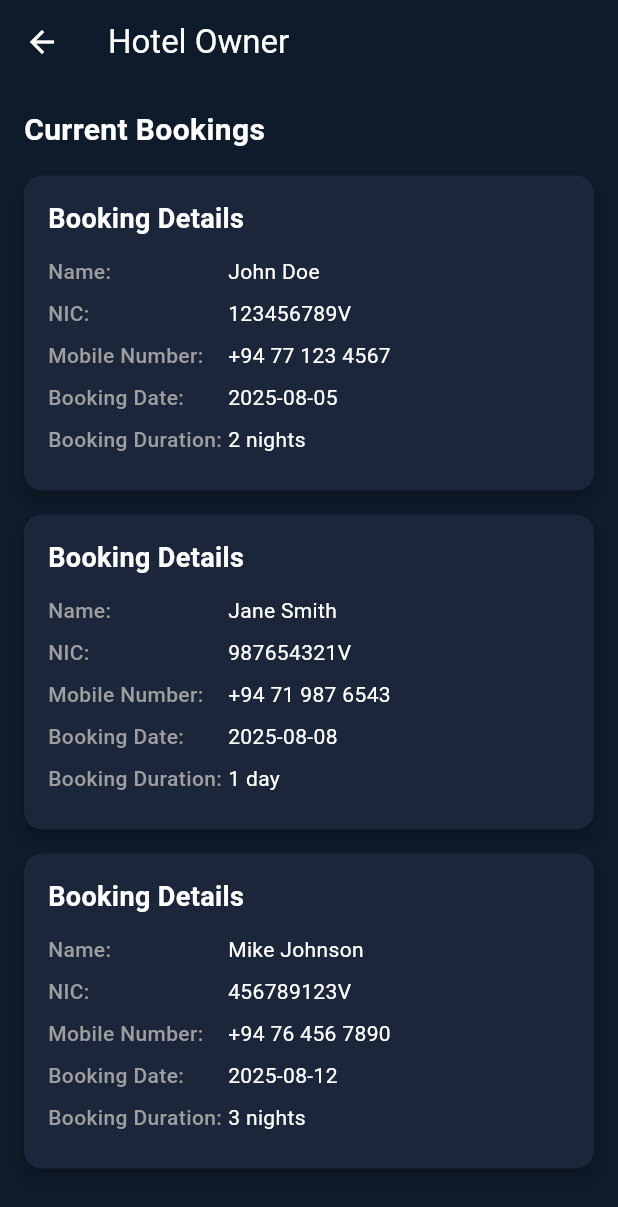
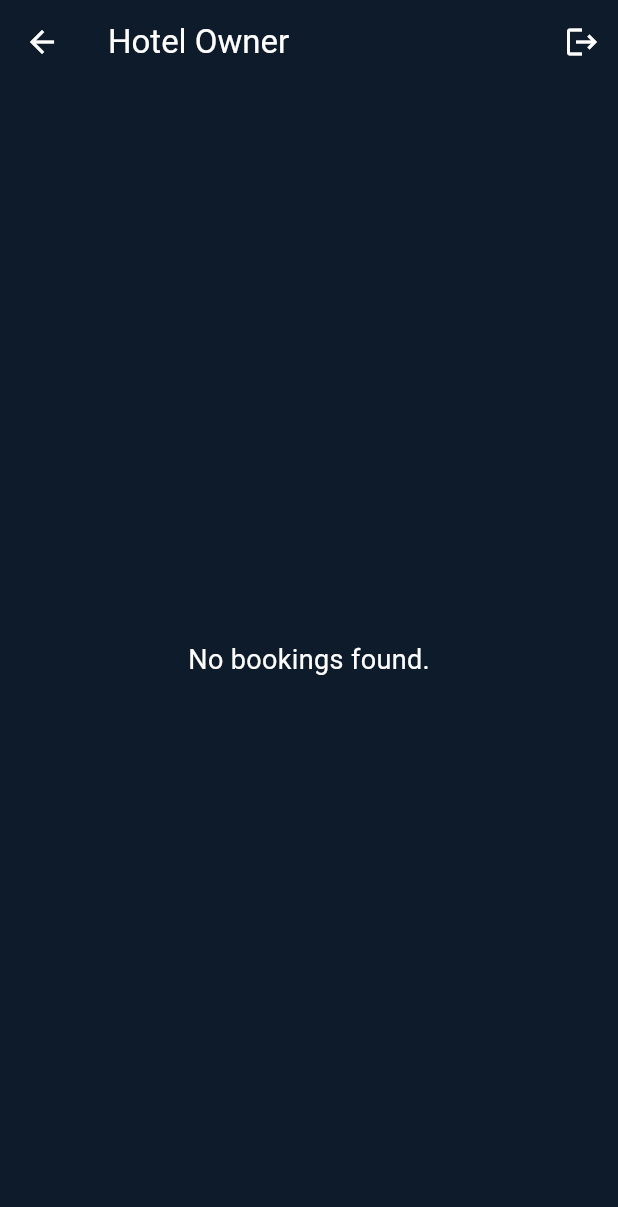
Before and after one commit to MihiranWijesekara/AR-Navigation-Mobile-App, a Flutter app: the HotelOwner screen opened by its route, on a phone screen of 412 x 824 dp. Shown: the top 1207 px of the screen. Run offline on Flutter 3.47's test engine with Material 3 defaults, Android fonts, the phone set to English and light mode, and no system bars; our stand-ins replace camera, flutter_blue_plus, flutter_compass, permission_handler, shared_preferences; accounts and stored records are empty.

Commit message:
Hotel owner connect back end

```diff
--- a/lib/pages/Role/Hotel_Owner.dart
+++ b/lib/pages/Role/Hotel_Owner.dart
@@ -1,7 +1,79 @@
 import 'package:flutter/material.dart';
+import 'package:http/http.dart' as http;
+import 'dart:convert';
 
-class HotelOwner extends StatelessWidget {
+import '../../services/user_service.dart';
+
+class HotelOwner extends StatefulWidget {
   const HotelOwner({super.key});
+
+  @override
+  State<HotelOwner> createState() => _HotelOwnerState();
+}
+
+class _HotelOwnerState extends State<HotelOwner> {
+  List<dynamic> bookings = [];
+  bool isLoading = true;
+
+  @override
+  void initState() {
+    super.initState();
+    fetchBookings();
+  }
+
+  Future<void> fetchBookings() async {
+    final userData = await UserService.getUserData();
+    final userId = userData?['id'];
+    if (userId == null) {
+      setState(() {
+        isLoading = false;
+      });
+      return;
+    }
+
+    final url = Uri.parse(
+      'http://localhost:8082/api/users/user-Hotel-bookings?userId=$userId',
+    );
+
+    try {
+      final response = await http.get(url);
+
+      if (response.statusCode == 200) {
+        setState(() {
+          bookings = json.decode(response.body);
+          isLoading = false;
+        });
+      } else {
+        setState(() {
+          isLoading = false;
+        });
+      }
+    } catch (e) {
+      setState(() {
+        isLoading = false;
+      });
+    }
+  }
+
+  String getBookingType(dynamic booking) {
+    final fullDayFee = booking['fullDayFee'] ?? 0;
+    final nightFee = booking['nightFee'] ?? 0;
+
+    if (fullDayFee == 1) {
+      return 'Full Day';
+    } else if (nightFee == 1) {
+      return 'Night';
+    } else {
+      return 'Unknown';
+    }
+  }
+
+  Future<void> _logout() async {
+    await UserService.clearUserData();
+    if (mounted) {
+      Navigator.pushNamedAndRemoveUntil(context, '/login', (route) => false);
+    }
+  }
 
   @override
   Widget build(BuildContext context) {
@@ -11,13 +83,29 @@ class HotelOwner extends StatelessWidget {
         backgroundColor: const Color(0xff0d1b2a),
         foregroundColor: Colors.white,
         title: const Text("Hotel Owner"),
+        actions: [
+          IconButton(
+            onPressed: _logout,
+            icon: const Icon(Icons.logout),
+            tooltip: 'Logout',
+          ),
+        ],
       ),
       body: Padding(
         padding: const EdgeInsets.all(16.0),
-        child: ListView(
+        child: isLoading
+            ? const Center(child: CircularProgressIndicator())
+            : bookings.isEmpty
+            ? const Center(
+                child: Text(
+                  "No bookings found.",
+                  style: TextStyle(color: Colors.white, fontSize: 18),
+                ),
+              )
+            : ListView(
                 children: [
-            Padding(
-              padding: const EdgeInsets.only(bottom: 16.0),
+                  const Padding(
+                    padding: EdgeInsets.only(bottom: 16.0),
                     child: Text(
                       'Current Bookings',
                       style: TextStyle(
@@ -27,8 +115,8 @@ class HotelOwner extends StatelessWidget {
                       ),
                     ),
                   ),
-            // Booking Card 1
-            Card(
+                  ...bookings.map(
+                    (booking) => Card(
                       color: const Color(0xff1b263b),
                       elevation: 4,
                       margin: const EdgeInsets.only(bottom: 16),
@@ -37,7 +125,7 @@ class HotelOwner extends StatelessWidget {
                         child: Column(
                           crossAxisAlignment: CrossAxisAlignment.start,
                           children: [
-                    Text(
+                            const Text(
                               'Booking Details',
                               style: TextStyle(
                                 color: Colors.white,
@@ -46,68 +134,28 @@ class HotelOwner extends StatelessWidget {
                               ),
                             ),
                             const SizedBox(height: 12),
-                    _buildBookingInfo('Name', 'John Doe'),
-                    _buildBookingInfo('NIC', '123456789V'),
-                    _buildBookingInfo('Mobile Number', '+94 77 123 4567'),
-                    _buildBookingInfo('Booking Date', '2025-08-05'),
-                    _buildBookingInfo('Booking Duration', '2 nights'),
+                            _buildBookingInfo(
+                              'Name',
+                              booking['fullName'] ?? '',
+                            ),
+                            _buildBookingInfo(
+                              'NIC',
+                              booking['nicNumber'] ?? '',
+                            ),
+                            _buildBookingInfo(
+                              'Mobile Number',
+                              booking['mobileNumber'] ?? '',
+                            ),
+                            _buildBookingInfo(
+                              'Booking Date',
+                              booking['bookingDate'] ?? '',
+                            ),
+                            _buildBookingInfo(
+                              'Booking Type',
+                              getBookingType(booking),
+                            ),
                           ],
                         ),
-              ),
-            ),
-            // Booking Card 2
-            Card(
-              color: const Color(0xff1b263b),
-              elevation: 4,
-              margin: const EdgeInsets.only(bottom: 16),
-              child: Padding(
-                padding: const EdgeInsets.all(16.0),
-                child: Column(
-                  crossAxisAlignment: CrossAxisAlignment.start,
-                  children: [
-                    Text(
-                      'Booking Details',
-                      style: TextStyle(
-                        color: Colors.white,
-                        fontSize: 18,
-                        fontWeight: FontWeight.bold,
-                      ),
-                    ),
-                    const SizedBox(height: 12),
-                    _buildBookingInfo('Name', 'Jane Smith'),
-                    _buildBookingInfo('NIC', '987654321V'),
-                    _buildBookingInfo('Mobile Number', '+94 71 987 6543'),
-                    _buildBookingInfo('Booking Date', '2025-08-08'),
-                    _buildBookingInfo('Booking Duration', '1 day'),
-                  ],
-                ),
-              ),
-            ),
-            // Booking Card 3
-            Card(
-              color: const Color(0xff1b263b),
-              elevation: 4,
-              margin: const EdgeInsets.only(bottom: 16),
-              child: Padding(
-                padding: const EdgeInsets.all(16.0),
-                child: Column(
-                  crossAxisAlignment: CrossAxisAlignment.start,
-                  children: [
-                    Text(
-                      'Booking Details',
-                      style: TextStyle(
-                        color: Colors.white,
-                        fontSize: 18,
-                        fontWeight: FontWeight.bold,
-                      ),
-                    ),
-                    const SizedBox(height: 12),
-                    _buildBookingInfo('Name', 'Mike Johnson'),
-                    _buildBookingInfo('NIC', '456789123V'),
-                    _buildBookingInfo('Mobile Number', '+94 76 456 7890'),
-                    _buildBookingInfo('Booking Date', '2025-08-12'),
-                    _buildBookingInfo('Booking Duration', '3 nights'),
-                  ],
                       ),
                     ),
                   ),
@@ -148,28 +196,4 @@ class HotelOwner extends StatelessWidget {
       ),
     );
   }
-
-  Widget _buildStatItem(String label, String value) {
-    return Column(
-      children: [
-        Text(
-          value,
-          style: const TextStyle(
-            color: Colors.white,
-            fontSize: 18,
-            fontWeight: FontWeight.bold,
-          ),
-        ),
-        const SizedBox(height: 4),
-        Text(
-          label,
-          style: const TextStyle(
-            color: Colors.white70,
-            fontSize: 12,
-            fontWeight: FontWeight.w400,
-          ),
-        ),
-      ],
-    );
 }
-}
```
Lines whose indentation alone changed are shown as unchanged.
